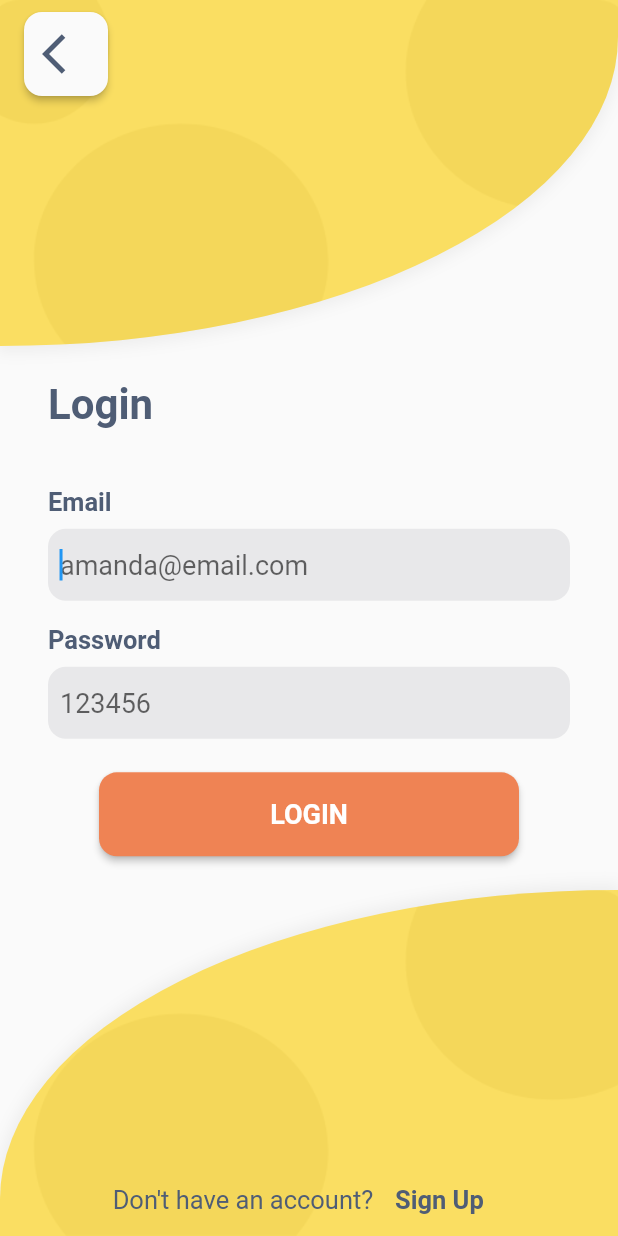
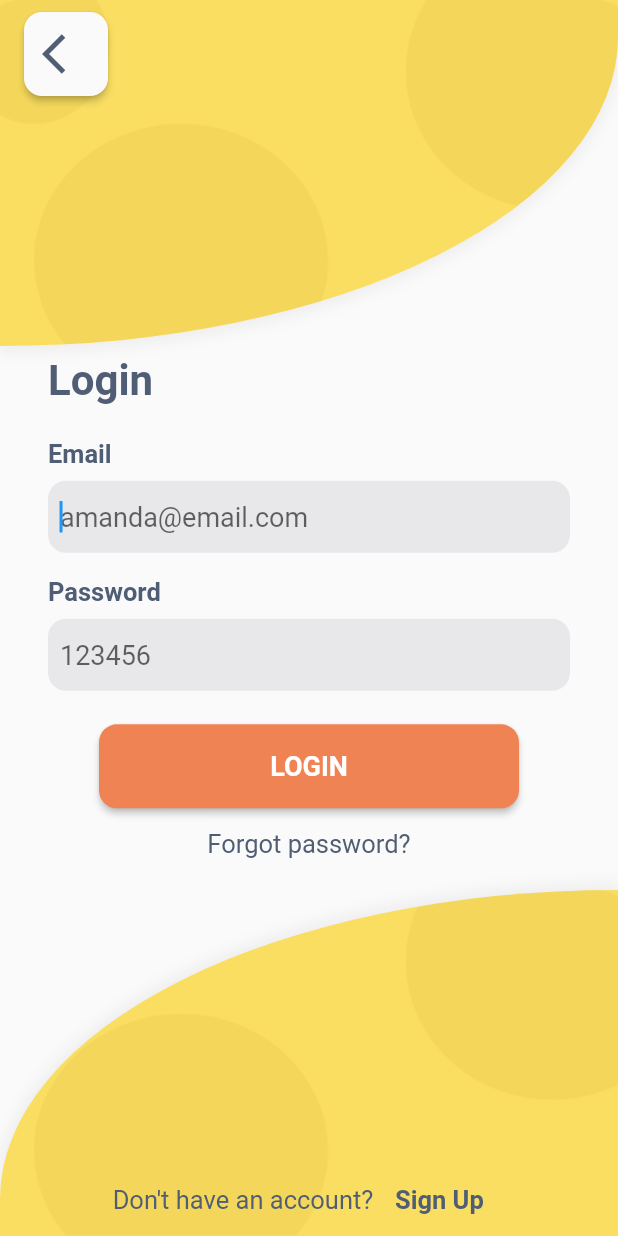
Before and after one commit to BelfDev/digital-restaurant-app, a Flutter app: the LoginScreen widget shown alone on an empty page, opened directly, on a phone screen of 412 x 824 dp. Run offline on Flutter 3.47's test engine with Material 2 defaults, Android fonts, the phone set to English and light mode, and no system bars; our stand-ins replace flutter_swiper, flutter_vector_icons, smooth_star_rating; missing offline and left inert: credit_card_slider, flutter_page_indicator, qr_code_scanner, slide_to_confirm; network calls fail.

Commit message:
Add forgot password text

```diff
--- a/lib/screens/login_screen.dart
+++ b/lib/screens/login_screen.dart
@@ -90,7 +90,9 @@ class _LoginScreenState extends State<LoginScreen> {
               style: Styles.topBarTitle
                   .copyWith(color: LUTheme.of(context).primaryColor),
             ),
-            Form(
+            Padding(
+              padding: const EdgeInsets.only(bottom: 16.0),
+              child: Form(
                 child: Column(
                   children: <Widget>[
                     LUInputField(
@@ -105,12 +107,22 @@ class _LoginScreenState extends State<LoginScreen> {
                   ],
                 ),
               ),
+            ),
             Center(
-              child: LUSolidButton(
+              child: Column(
+                children: <Widget>[
+                  LUSolidButton(
                     title: 'Login',
                     onPressed: () => Navigator.of(context).pop(),
                   ),
-            )
+                  FlatButton(
+                    onPressed: () {},
+                    child:
+                        Text('Forgot password?', style: Styles.loginFooterText),
+                  ),
+                ],
+              ),
+            ),
           ],
         ),
       ),
```
Lines whose indentation alone changed are shown as unchanged.
